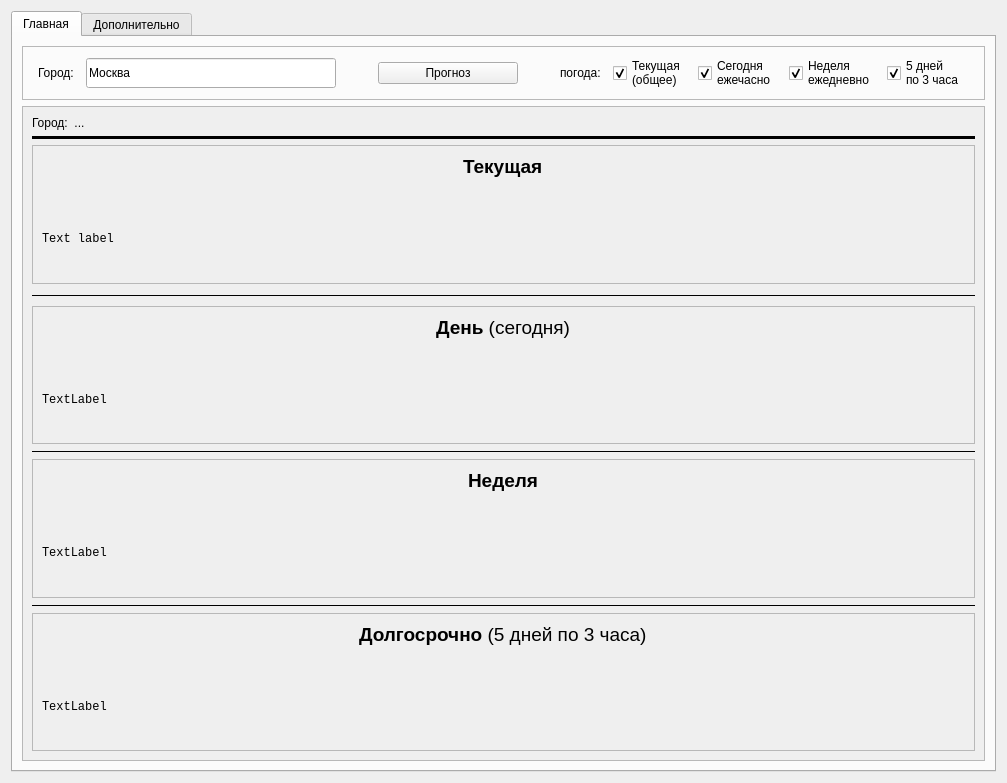
Qt form main_app.ui (vqboy1/climate-app-qt) before a commit.
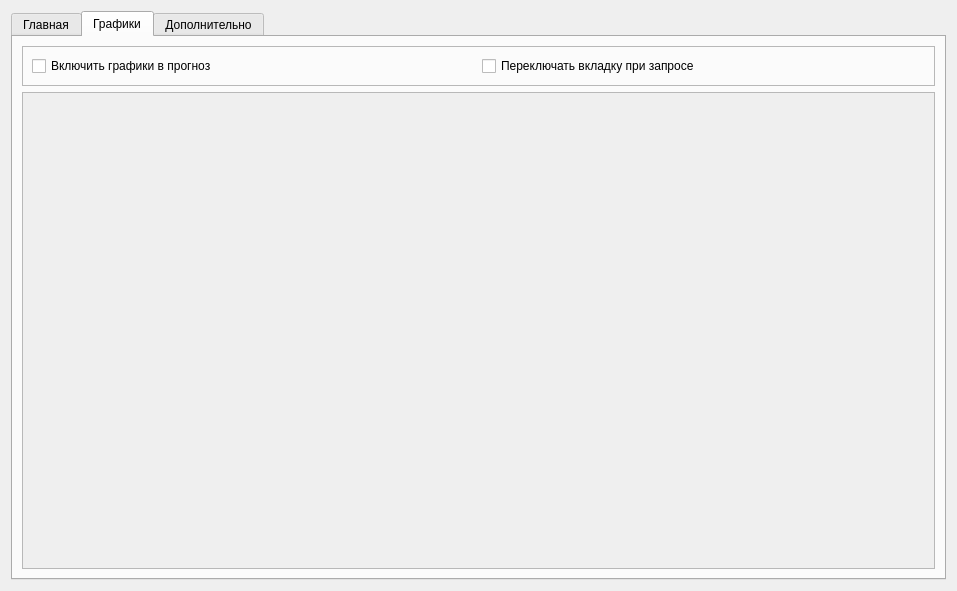
The same form after that commit. The open tabs and pages were chosen to show the change.

```diff
--- a/main_app.ui
+++ b/main_app.ui
@@ -6,8 +6,8 @@
    <rect>
     <x>0</x>
     <y>0</y>
-    <width>1007</width>
-    <height>783</height>
+    <width>957</width>
+    <height>591</height>
    </rect>
   </property>
   <property name="windowTitle">
@@ -231,8 +231,8 @@
            <rect>
             <x>0</x>
             <y>0</y>
-            <width>935</width>
-            <height>630</height>
+            <width>870</width>
+            <height>567</height>
            </rect>
           </property>
           <layout class="QVBoxLayout" name="verticalLayout_3">
@@ -319,7 +319,7 @@
                  </font>
                 </property>
                 <property name="text">
-                 <string>Text label</string>
+                 <string/>
                 </property>
                </widget>
               </item>
@@ -396,7 +396,7 @@
                  </font>
                 </property>
                 <property name="text">
-                 <string>TextLabel</string>
+                 <string/>
                 </property>
                </widget>
               </item>
@@ -467,7 +467,7 @@
                  </font>
                 </property>
                 <property name="text">
-                 <string>TextLabel</string>
+                 <string/>
                 </property>
                </widget>
               </item>
@@ -538,7 +538,7 @@
                  </font>
                 </property>
                 <property name="text">
-                 <string>TextLabel</string>
+                 <string/>
                 </property>
                </widget>
               </item>
@@ -551,6 +551,62 @@
        </item>
       </layout>
      </widget>
+     <widget class="QWidget" name="tab_3">
+      <attribute name="title">
+       <string>Графики</string>
+      </attribute>
+      <layout class="QVBoxLayout" name="verticalLayout_11">
+       <item>
+        <widget class="QFrame" name="frame_9">
+         <property name="maximumSize">
+          <size>
+           <width>16777215</width>
+           <height>50</height>
+          </size>
+         </property>
+         <property name="frameShape">
+          <enum>QFrame::StyledPanel</enum>
+         </property>
+         <property name="frameShadow">
+          <enum>QFrame::Raised</enum>
+         </property>
+         <layout class="QHBoxLayout" name="horizontalLayout_3">
+          <item>
+           <widget class="QCheckBox" name="checkBox">
+            <property name="text">
+             <string>Включить графики в прогноз</string>
+            </property>
+           </widget>
+          </item>
+          <item>
+           <widget class="QCheckBox" name="checkBox_2">
+            <property name="text">
+             <string>Переключать вкладку при запросе</string>
+            </property>
+           </widget>
+          </item>
+         </layout>
+        </widget>
+       </item>
+       <item>
+        <widget class="QScrollArea" name="scrollArea_2">
+         <property name="widgetResizable">
+          <bool>true</bool>
+         </property>
+         <widget class="QWidget" name="scrollAreaWidgetContents_2">
+          <property name="geometry">
+           <rect>
+            <x>0</x>
+            <y>0</y>
+            <width>885</width>
+            <height>455</height>
+           </rect>
+          </property>
+         </widget>
+        </widget>
+       </item>
+      </layout>
+     </widget>
      <widget class="QWidget" name="tab_2">
       <attribute name="title">
        <string>Дополнительно</string>
```
